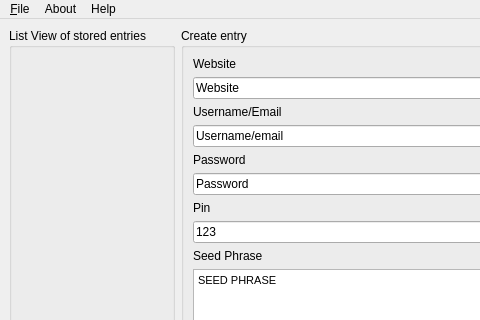
Before: the Qt Designer form MainWindow.ui in Harrisonp365/FinalPassV2, drawn with Qt 5; both pictures show x 0 to 480 and y 0 to 320 of the 800 by 600 pixel window.
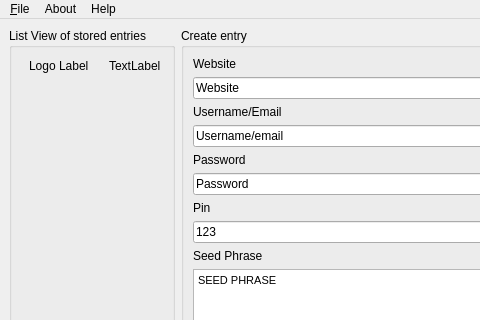
After: the same form once the commit is applied.

Commit message: getting funcs and ui setup to display entry data

```diff
--- a/MainWindow.ui
+++ b/MainWindow.ui
@@ -20,6 +20,32 @@
       <property name="title">
        <string>List View of stored entries</string>
       </property>
+      <widget class="QLabel" name="EntrySiteLabel">
+       <property name="geometry">
+        <rect>
+         <x>100</x>
+         <y>30</y>
+         <width>56</width>
+         <height>16</height>
+        </rect>
+       </property>
+       <property name="text">
+        <string>TextLabel</string>
+       </property>
+      </widget>
+      <widget class="QLabel" name="siteLogoLabel">
+       <property name="geometry">
+        <rect>
+         <x>20</x>
+         <y>30</y>
+         <width>61</width>
+         <height>16</height>
+        </rect>
+       </property>
+       <property name="text">
+        <string>Logo Label</string>
+       </property>
+      </widget>
      </widget>
     </item>
     <item>
```
Left out of the diff: 6 changed lines with no effect on the pictures. The commit also changes 4 other files.
